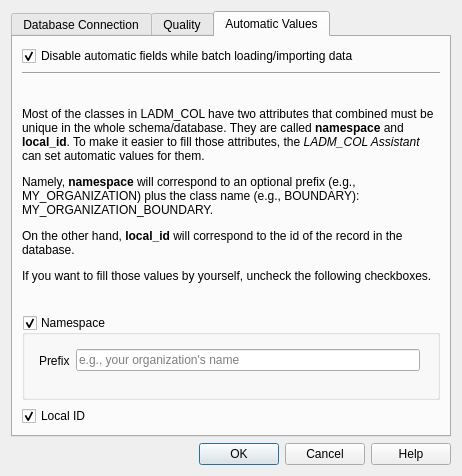
Before: the Qt Designer form asistente_ladm_col/ui/settings_dialog.ui in SwissTierrasColombia/Asistente-LADM-COL, drawn with Qt 5.
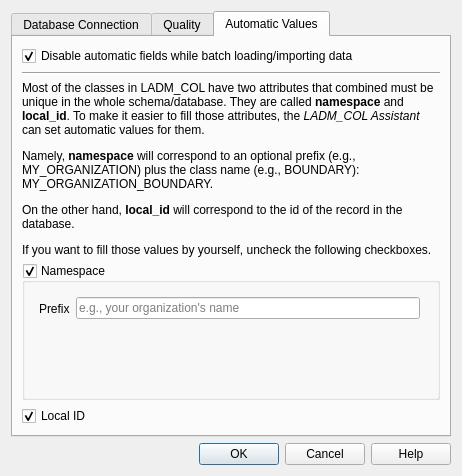
After: the same form once the commit is applied. The open tabs and pages were chosen to show the change. Custom widgets are drawn as their Qt base class.

Commit message: Add validation for form fields

```diff
--- a/asistente_ladm_col/ui/settings_dialog.ui
+++ b/asistente_ladm_col/ui/settings_dialog.ui
@@ -307,7 +307,7 @@
            <property name="maximumSize">
             <size>
              <width>16777215</width>
-             <height>85</height>
+             <height>16777215</height>
             </size>
            </property>
            <property name="title">
@@ -382,17 +382,6 @@
     </widget>
    </item>
   </layout>
-  <widget class="QWidget" name="layoutWidget">
-   <property name="geometry">
-    <rect>
-     <x>0</x>
-     <y>0</y>
-     <width>2</width>
-     <height>2</height>
-    </rect>
-   </property>
-   <layout class="QHBoxLayout" name="horizontalLayout"/>
-  </widget>
  </widget>
  <customwidgets>
   <customwidget>
```
Left out of the diff: 2 changed lines with no effect on the pictures. The commit also changes 2 other files.
